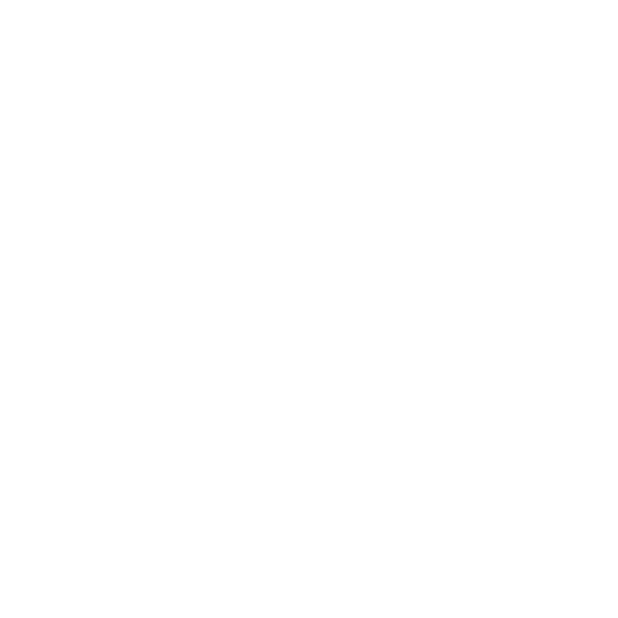
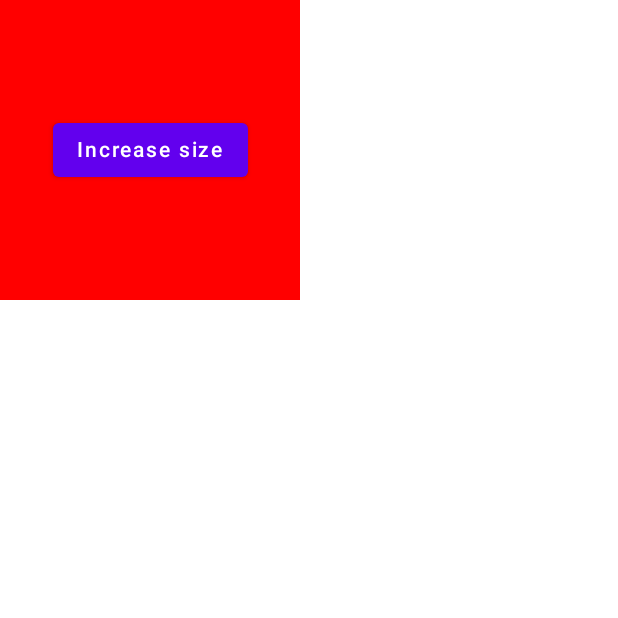
Before and after one commit to levkaantonov/ComposeTraining, an Android app built with Jetpack Compose: the screen it shows after launch (MainActivity), on a phone screen of 412 x 824 dp, the top half of it. Before the commit the part shown is empty. Run offline under Robolectric (Android 15) with nearby library versions, the phone set to English and light mode, and no system bars.

Commit message:
simple animation

```diff
--- a/app/src/main/java/levkaantonov/com/study/composetraining/MainActivity.kt
+++ b/app/src/main/java/levkaantonov/com/study/composetraining/MainActivity.kt
@@ -3,19 +3,41 @@ package levkaantonov.com.study.composetraining
 import android.os.Bundle
 import androidx.activity.ComponentActivity
 import androidx.activity.compose.setContent
-import androidx.compose.material.MaterialTheme
-import androidx.compose.material.Surface
+import androidx.compose.animation.core.animateDpAsState
+import androidx.compose.foundation.background
+import androidx.compose.foundation.layout.Box
+import androidx.compose.foundation.layout.size
+import androidx.compose.material.Button
 import androidx.compose.material.Text
-import androidx.compose.runtime.Composable
-import androidx.compose.ui.tooling.preview.Preview
-import levkaantonov.com.study.composetraining.ui.theme.ComposeTrainingTheme
+import androidx.compose.runtime.getValue
+import androidx.compose.runtime.mutableStateOf
+import androidx.compose.runtime.remember
+import androidx.compose.runtime.setValue
+import androidx.compose.ui.Alignment
+import androidx.compose.ui.Modifier
+import androidx.compose.ui.graphics.Color
+import androidx.compose.ui.unit.dp
 
 class MainActivity : ComponentActivity() {
     override fun onCreate(savedInstanceState: Bundle?) {
         super.onCreate(savedInstanceState)
         setContent {
-            ComposeTrainingTheme {
-                Surface(color = MaterialTheme.colors.background) {
+            var sizeState by remember {
+                mutableStateOf(200.dp)
+            }
+            val size by animateDpAsState(targetValue = sizeState)
+            Box(
+                modifier = Modifier
+                    .size(size)
+                    .background(Color.Red),
+                contentAlignment = Alignment.Center
+            ) {
+                Button(
+                    onClick = {
+                        sizeState += 50.dp
+                    }
+                ) {
+                    Text(text = "Increase size")
                 }
             }
         }
```
